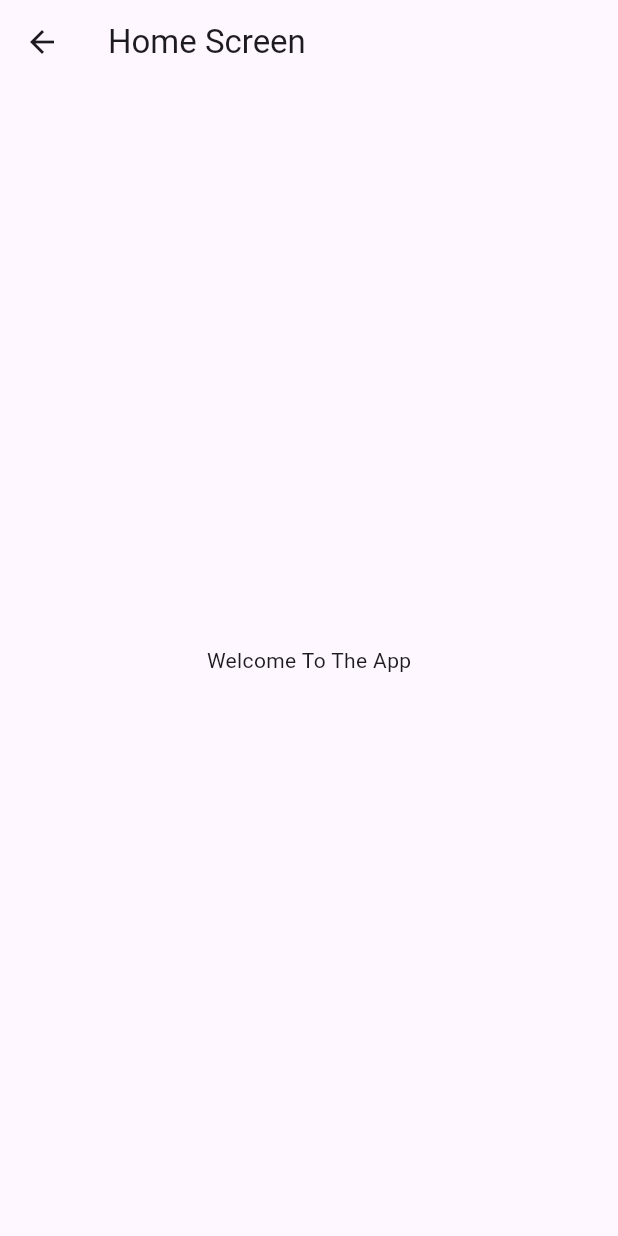
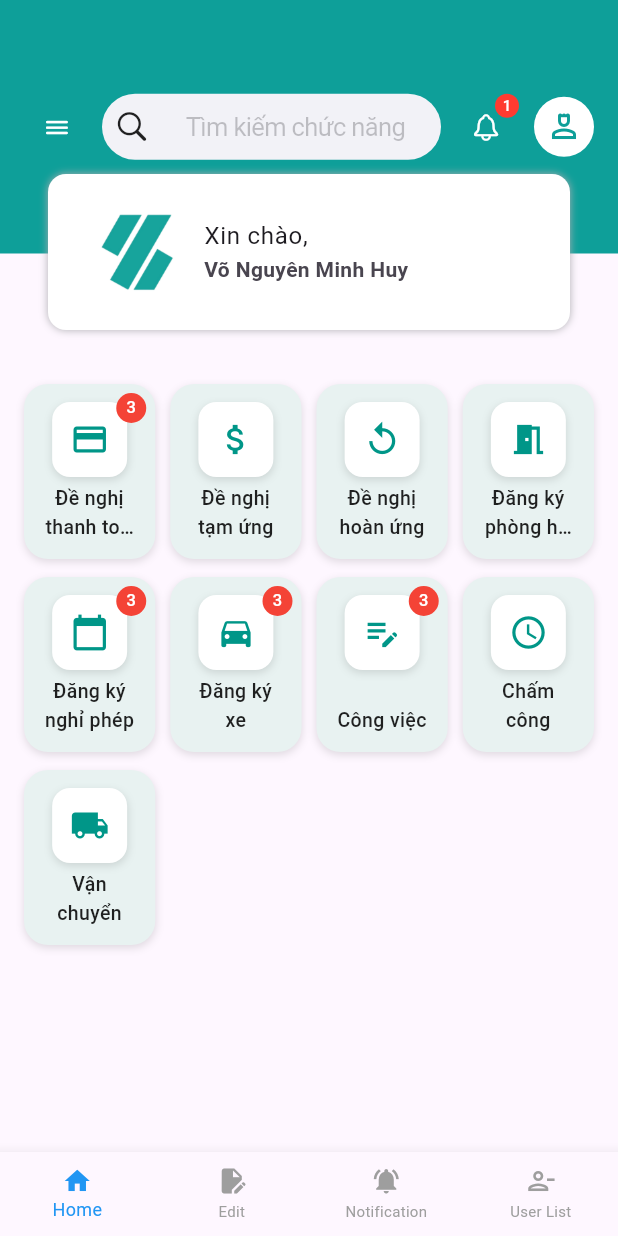
Before and after one commit to tasnimislamraisa/FathSoft, a Flutter app: the screen it shows after launch, after a tap on "Login", on a phone screen of 412 x 824 dp. Run offline on Flutter 3.47's test engine with Material 3 defaults, Android fonts, the light colour scheme and no system bars; our stand-ins replace get, logger, shared_preferences.

Commit message:
home sceen

```diff
--- a/task_1_ios_app/lib/controller_binder.dart
+++ b/task_1_ios_app/lib/controller_binder.dart
@@ -10,5 +10,6 @@ class ControllerBinder extends Bindings {
       authController: Get.find<AuthController>(),
     ));
     Get.put(AuthController());
+    Get.put(BottomNavbarController());
   }
 }
--- a/task_1_ios_app/lib/data/services/network-caller.dart
+++ b/task_1_ios_app/lib/data/services/network-caller.dart
@@ -1,3 +1,5 @@
+import 'dart:convert';
+
 import 'package:http/http.dart' as http;
 import 'package:task_1_ios_app/my-imports.dart';
 
--- a/task_1_ios_app/lib/my-imports.dart
+++ b/task_1_ios_app/lib/my-imports.dart
@@ -1,5 +1,4 @@
-export 'dart:convert';
-
+export 'package:flutter/cupertino.dart' hide RefreshCallback;
 export 'package:flutter/gestures.dart';
 export 'package:flutter/material.dart';
 export 'package:get/get.dart';
@@ -9,6 +8,16 @@ export 'package:shared_preferences/shared_preferences.dart';
 export 'package:task_1_ios_app/data/models/network-response.dart';
 export 'package:task_1_ios_app/data/services/network-caller.dart';
 export 'package:task_1_ios_app/presentation/controller/auth-controller.dart';
+export 'package:task_1_ios_app/presentation/controller/bottom-nav-bar-controller.dart';
+export 'package:task_1_ios_app/presentation/screens/bottom-nav-bar-screen/bottom-nav-bar-screen.dart';
+export 'package:task_1_ios_app/presentation/screens/edit-screen/edit-screen.dart';
+export 'package:task_1_ios_app/presentation/screens/home-screen/home-screen-widgets/build-grid-menu.dart';
+export 'package:task_1_ios_app/presentation/screens/home-screen/home-screen-widgets/build-user-card.dart';
+export 'package:task_1_ios_app/presentation/screens/home-screen/home-screen-widgets/drawer-items.dart';
+export 'package:task_1_ios_app/presentation/screens/home-screen/home-screen-widgets/home-custom-drawer.dart';
+export 'package:task_1_ios_app/presentation/screens/home-screen/home-screen.dart';
 export 'package:task_1_ios_app/presentation/screens/login/login-screen.dart';
+export 'package:task_1_ios_app/presentation/screens/notification-screen/notification-screen.dart';
+export 'package:task_1_ios_app/presentation/screens/profile-screen/profile-screen.dart';
 export 'package:task_1_ios_app/presentation/screens/register/register_screen.dart';
 export 'package:task_1_ios_app/utility/app-color.dart';
--- /dev/null
+++ b/task_1_ios_app/lib/presentation/screens/bottom-nav-bar-screen/bottom-nav-bar-screen.dart
@@ -0,0 +1,94 @@
+import 'package:task_1_ios_app/my-imports.dart';
+
+class BottomNavBarScreen extends StatefulWidget {
+  const BottomNavBarScreen({super.key});
+
+  @override
+  State<BottomNavBarScreen> createState() => _BottomNavBarScreenState();
+}
+
+class _BottomNavBarScreenState extends State<BottomNavBarScreen> {
+  final BottomNavbarController _bottomNavbarController =
+      Get.find<BottomNavbarController>();
+  final List<Widget> _screens = const [
+    HomeScreen(),
+    EditScreen(),
+    NotificationScreen(),
+    ProfileScreen(),
+  ];
+  //to reduce api call again and again we used this here instead of homescreen
+/*  @override
+  void initState() {
+    super.initState();
+    WidgetsBinding.instance.addPostFrameCallback((_) {
+      // Ensure all necessary controllers are initialized
+      if (!Get.isRegistered<SliderListController>()) {
+        Get.put(SliderListController());
+      }
+      if (!Get.isRegistered<CategoryListController>()) {
+        Get.put(CategoryListController());
+      }
+      if (!Get.isRegistered<PopularProductListController>()) {
+        Get.put(PopularProductListController());
+      }
+      if (!Get.isRegistered<NewProductListController>()) {
+        Get.put(NewProductListController());
+      }
+      if (!Get.isRegistered<SpecialProductListController>()) {
+        Get.put(SpecialProductListController());
+      }
+
+      // Fetch the data for these controllers
+      Get.find<SliderListController>().getSliderList();
+      Get.find<CategoryListController>().getCategoryList();
+      Get.find<PopularProductListController>().getPopularProductList();
+      Get.find<NewProductListController>().getNewProductList();
+      Get.find<SpecialProductListController>().getSpecialProductList();
+    });
+    /*WidgetsBinding.instance.addPostFrameCallback((_)
+    {
+      Get.find<SliderListController>().getSliderList();
+      Get.find<CategoryListController>().getCategoryList();
+      Get.find<PopularProductListController>().getPopularProductList();
+      Get.find<NewProductListController>().getNewProductList();
+      Get.find<SpecialProductListController>().getSpecialProductList();
+    });*/
+  }*/
+
+  @override
+  Widget build(BuildContext context) {
+    return GetBuilder<BottomNavbarController>(builder: (_) {
+      // Ensure the selectedIndex is within the bounds of the _screens list
+      if (_bottomNavbarController.selectedIndex < 0 ||
+          _bottomNavbarController.selectedIndex >= _screens.length) {
+        return const Center(
+          child: Text('Error: Invalid Index'),
+        );
+      }
+      return Scaffold(
+        body: _screens[_bottomNavbarController.selectedIndex],
+        bottomNavigationBar: BottomNavigationBar(
+          currentIndex: _bottomNavbarController.selectedIndex,
+          //selectedIndex: _bottomNavbarController.selectedIndex,
+          onTap: _bottomNavbarController.changeIndex,
+          items: const [
+            BottomNavigationBarItem(icon: Icon(Icons.home), label: 'Home'),
+            BottomNavigationBarItem(
+                icon: Icon(Icons.edit_document), label: 'Edit'),
+            BottomNavigationBarItem(
+                icon: Icon(Icons.notifications_active), label: 'Notification'),
+            BottomNavigationBarItem(
+                icon: Icon(Icons.person_remove_outlined), label: 'User List'),
+          ],
+          type: BottomNavigationBarType
+              .fixed, // or BottomNavigationBarType.shifting
+          iconSize: 20, // Adjust icon size
+          selectedFontSize: 12, // Adjust selected label font size
+          unselectedFontSize: 10, // Adjust unselected label font size
+          selectedItemColor: Colors.blue, // Customize selected item color
+          unselectedItemColor: Colors.grey, // Customize unselected item color
+        ),
+      );
+    });
+  }
+}
--- /dev/null
+++ b/task_1_ios_app/lib/presentation/screens/home-screen/home-screen-widgets/build-grid-menu.dart
@@ -0,0 +1,151 @@
+import 'package:task_1_ios_app/my-imports.dart';
+
+class BuildGridMenu extends StatelessWidget {
+  const BuildGridMenu({super.key});
+
+  @override
+  Widget build(BuildContext context) {
+    final List<Map<String, dynamic>> menuItems = [
+      {
+        'icon': Icons.credit_card, // 🟩 Payment request
+        'label': 'Đề nghị thanh toán',
+        'badge': 3,
+      },
+      {
+        'icon': Icons.attach_money, // 💵 Advance request
+        'label': 'Đề nghị tạm ứng',
+      },
+      {
+        'icon': Icons.replay, // 🔄 Reimbursement
+        'label': 'Đề nghị hoàn ứng',
+      },
+      {
+        'icon': Icons.meeting_room, // 🏠 Meeting room
+        'label': 'Đăng ký phòng họp',
+      },
+      {
+        'icon': Icons.calendar_today, // 📅 Leave request
+        'label': 'Đăng ký nghỉ phép',
+        'badge': 3,
+      },
+      {
+        'icon': Icons.directions_car, // 🚗 Car registration
+        'label': 'Đăng ký xe',
+        'badge': 3,
+      },
+      {
+        'icon': Icons.edit_note, // 📝 Task/work
+        'label': 'Công việc',
+        'badge': 3,
+      },
+      {
+        'icon': Icons.access_time, // ⏰ Attendance
+        'label': 'Chấm công',
+      },
+      {
+        'icon': Icons.local_shipping, // 🚚 Transportation
+        'label': 'Vận chuyển',
+      },
+    ];
+
+    return Expanded(
+      child: GridView.builder(
+        physics: NeverScrollableScrollPhysics(),
+        padding: EdgeInsets.symmetric(horizontal: 16, vertical: 8),
+        gridDelegate: SliverGridDelegateWithFixedCrossAxisCount(
+          crossAxisCount: 4,
+          mainAxisSpacing: 12,
+          crossAxisSpacing: 10,
+          childAspectRatio: 0.75, // Keep cards same height-width ratio
+        ),
+        itemCount: menuItems.length,
+        itemBuilder: (context, index) {
+          return _buildMenuItem(menuItems[index]);
+        },
+      ),
+    );
+  }
+
+  Widget _buildMenuItem(Map<String, dynamic> item) {
+    return LayoutBuilder(
+      builder: (context, constraints) {
+        return Stack(
+          children: [
+            // Full stretch tile container
+            Container(
+              width: constraints.maxWidth,
+              height: constraints.maxHeight,
+              decoration: BoxDecoration(
+                color: Color(0xFFE8F2F1),
+                borderRadius: BorderRadius.circular(16),
+                boxShadow: [
+                  BoxShadow(
+                    color: Colors.black12,
+                    blurRadius: 4,
+                    offset: Offset(0, 2),
+                  ),
+                ],
+              ),
+              padding: const EdgeInsets.symmetric(horizontal: 8, vertical: 12),
+              child: Column(
+                mainAxisAlignment: MainAxisAlignment.spaceBetween,
+                children: [
+                  // Floating white icon box
+                  Container(
+                    height: 50,
+                    width: 50,
+                    decoration: BoxDecoration(
+                      color: Colors.white,
+                      borderRadius: BorderRadius.circular(12),
+                      boxShadow: [
+                        BoxShadow(
+                          color: Colors.black12,
+                          blurRadius: 4,
+                          offset: Offset(0, 2),
+                        ),
+                      ],
+                    ),
+                    child: Center(
+                      child: Icon(item['icon'], size: 26, color: Colors.teal),
+                    ),
+                  ),
+
+                  // Label
+                  Padding(
+                    padding: const EdgeInsets.symmetric(horizontal: 4.0),
+                    child: Text(
+                      item['label'],
+                      textAlign: TextAlign.center,
+                      style: TextStyle(
+                        fontSize: 13,
+                        fontWeight: FontWeight.w500,
+                        color: Colors.black87,
+                      ),
+                      maxLines: 2,
+                      overflow: TextOverflow.ellipsis,
+                    ),
+                  ),
+                ],
+              ),
+            ),
+
+            // Optional badge
+            if (item.containsKey('badge'))
+              Positioned(
+                right: 6,
+                top: 6,
+                child: CircleAvatar(
+                  radius: 10,
+                  backgroundColor: Colors.red,
+                  child: Text(
+                    '${item['badge']}',
+                    style: TextStyle(color: Colors.white, fontSize: 11),
+                  ),
+                ),
+              ),
+          ],
+        );
+      },
+    );
+  }
+}
--- /dev/null
+++ b/task_1_ios_app/lib/presentation/screens/home-screen/home-screen-widgets/build-user-card.dart
@@ -0,0 +1,28 @@
+import 'package:task_1_ios_app/my-imports.dart';
+
+class BuildUserCard extends StatelessWidget {
+  const BuildUserCard({super.key});
+
+  @override
+  Widget build(BuildContext context) {
+    return Padding(
+      padding: EdgeInsets.all(16.0),
+      child: Container(
+        padding: EdgeInsets.all(16.0),
+        decoration: BoxDecoration(
+          color: CupertinoColors.white,
+          borderRadius: BorderRadius.circular(12),
+          boxShadow: [
+            BoxShadow(color: CupertinoColors.systemGrey2, blurRadius: 4)
+          ],
+        ),
+        child: ListTile(
+          title: Text("Xin chào,"),
+          subtitle: Text("Võ Nguyên Minh Huy",
+              style: TextStyle(fontWeight: FontWeight.bold)),
+          leading: Image(image: AssetImage('assets/images/logo.png')),
+        ),
+      ),
+    );
+  }
+}
--- a/task_1_ios_app/lib/presentation/screens/home-screen/home-screen.dart
+++ b/task_1_ios_app/lib/presentation/screens/home-screen/home-screen.dart
@@ -5,14 +5,89 @@ class HomeScreen extends StatelessWidget {
 
   @override
   Widget build(BuildContext context) {
-    return Scaffold(
-      appBar: AppBar(
-        title: Text("Home Screen"),
+    return CupertinoPageScaffold(
+      child: SafeArea(
+        child: Stack(
+          children: [
+            // Background Header
+            Container(
+              height: 169,
+              color: AppColors.themeColor,
+              padding: EdgeInsets.symmetric(horizontal: 16, vertical: 12),
+              child: Row(
+                children: [
+                  CupertinoButton(
+                    padding: EdgeInsets.zero,
+                    child:
+                        Icon(CupertinoIcons.bars, color: CupertinoColors.white),
+                    onPressed: () => Scaffold.of(context).openDrawer(),
+                  ),
+                  SizedBox(width: 8),
+                  Expanded(
+                    child: CupertinoTextField(
+                      placeholder: 'Tìm kiếm chức năng',
+                      prefix: Padding(
+                        padding: EdgeInsets.symmetric(horizontal: 8.0),
+                        child: Icon(CupertinoIcons.search),
+                      ),
+                      padding:
+                          EdgeInsets.symmetric(vertical: 12, horizontal: 16),
+                      decoration: BoxDecoration(
+                        borderRadius: BorderRadius.circular(30),
+                        color: CupertinoColors.systemGrey6,
+                      ),
+                    ),
+                  ),
+                  SizedBox(width: 8),
+                  Stack(
+                    children: [
+                      CupertinoButton(
+                        padding: EdgeInsets.zero,
+                        child: Icon(CupertinoIcons.bell,
+                            color: CupertinoColors.white),
+                        onPressed: () {},
+                      ),
+                      Positioned(
+                        right: 0,
+                        top: 0,
+                        child: CircleAvatar(
+                          radius: 8,
+                          backgroundColor: CupertinoColors.destructiveRed,
+                          child: Text(
+                            '1',
+                            style: TextStyle(fontSize: 10, color: Colors.white),
+                          ),
+                        ),
+                      ),
+                    ],
+                  ),
+                  SizedBox(width: 10),
+                  CircleAvatar(
+                    backgroundColor: CupertinoColors.white,
+                    child: Icon(Icons.person_4_outlined,
+                        color: AppColors.themeColor),
+                  ),
+                ],
+              ),
+            ),
+
+            // Content below header with user card
+            Column(
+              children: [
+                SizedBox(
+                    height:
+                        100), // Push down the user card slightly overlapping
+                Padding(
+                  padding: const EdgeInsets.symmetric(horizontal: 16.0),
+                  child: BuildUserCard(),
+                ),
+                SizedBox(height: 12),
+                Expanded(child: BuildGridMenu()),
+              ],
+            ),
+          ],
+        ),
       ),
-      body: Center(
-          child: Container(
-        child: Text("Welcome To The App"),
-      )),
     );
   }
 }
--- a/task_1_ios_app/lib/presentation/screens/login/login-screen.dart
+++ b/task_1_ios_app/lib/presentation/screens/login/login-screen.dart
@@ -1,5 +1,4 @@
 import 'package:task_1_ios_app/my-imports.dart';
-import 'package:task_1_ios_app/presentation/screens/home-screen/home-screen.dart';
 
 class LogInScreen extends StatefulWidget {
   const LogInScreen({super.key});
@@ -112,7 +111,7 @@ class _LogInScreenState extends State<LogInScreen> {
     Navigator.push(
       context,
       MaterialPageRoute(
-        builder: (context) => const HomeScreen(),
+        builder: (context) => const BottomNavBarScreen(),
       ),
     );
   }
--- a/task_1_ios_app/lib/utility/app-color.dart
+++ b/task_1_ios_app/lib/utility/app-color.dart
@@ -1,6 +1,8 @@
 import 'package:flutter/material.dart';
 
 class AppColors {
-  static const Color themeColor = Colors.teal;
+  static const Color themeColor = Color(0xFF0E9F99); // #0E9F99 in hexadecimal
+  static const Color baseColor = Color(0xFFE8F2F1);
+
   static const Color white = Colors.white;
 }
--- a/task_1_ios_app/pubspec.yaml
+++ b/task_1_ios_app/pubspec.yaml
@@ -63,8 +63,8 @@ flutter:
   uses-material-design: true
 
   # To add assets to your application, add an assets section, like this:
-  # assets:
-  #   - images/a_dot_burr.jpeg
+  assets:
+   - assets/images/
   #   - images/a_dot_ham.jpeg
 
   # An image asset can refer to one or more resolution-specific "variants", see
```
Also changed, not shown: task_1_ios_app/lib/presentation/controller/bottom-nav-bar-controller.dart (added, +32 -0 lines), task_1_ios_app/lib/presentation/screens/edit-screen/edit-screen.dart (added, +18 -0 lines), task_1_ios_app/lib/presentation/screens/home-screen/home-screen-widgets/drawer-items.dart (added, +22 -0 lines), task_1_ios_app/lib/presentation/screens/home-screen/home-screen-widgets/home-custom-drawer.dart (added, +31 -0 lines), task_1_ios_app/lib/presentation/screens/home-screen/home-screen-widgets/home-screen-appbar.dart (added, +29 -0 lines), task_1_ios_app/lib/presentation/screens/notification-screen/notification-screen.dart (added, +18 -0 lines), task_1_ios_app/lib/presentation/screens/profile-screen/profile-screen.dart (added, +18 -0 lines), task_1_ios_app/assets/images/logo.png (added).
